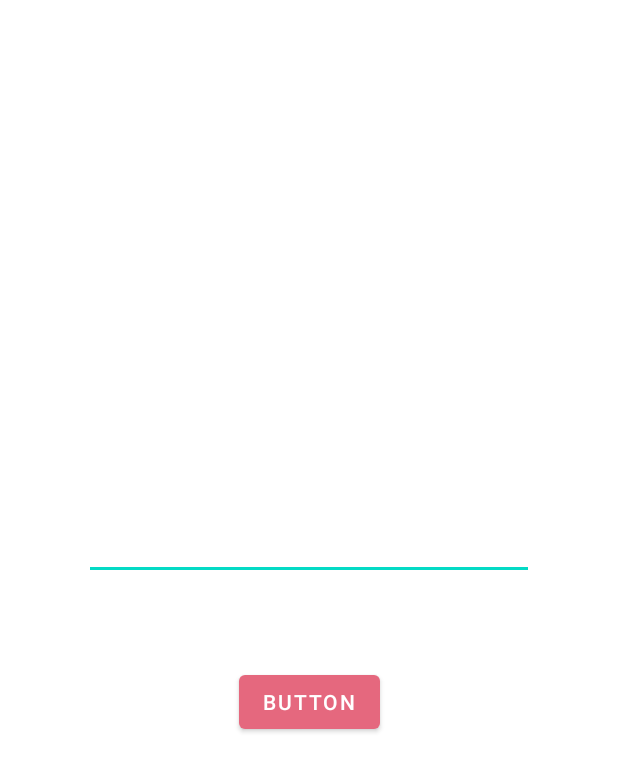
After one commit to SLA-PPSM/client, an Android app: the layout activity_set_name.xml on its own in the app's theme, with its tools: preview values and no code run, on a phone screen of 412 x 824 dp. The commit adds this screen. Shown: the top 772 px of the screen. Run offline under Robolectric (Android 15) with nearby library versions, the phone set to English and light mode, and no system bars.

Commit message:
Set name activity added, username passed to fragments

```diff
--- a/app/src/main/java/com/slappsm/android/ui/friends/FriendsFragment.java
+++ b/app/src/main/java/com/slappsm/android/ui/friends/FriendsFragment.java
@@ -12,18 +12,20 @@ import androidx.fragment.app.Fragment;
 import androidx.lifecycle.Observer;
 import androidx.lifecycle.ViewModelProvider;
 
+import com.slappsm.android.MainActivity;
 import com.slappsm.android.R;
 
 public class FriendsFragment extends Fragment {
 
     private FriendsViewModel friendsViewModel;
+    private String username;
 
     public View onCreateView(@NonNull LayoutInflater inflater,
                              ViewGroup container, Bundle savedInstanceState) {
         friendsViewModel =
                 new ViewModelProvider(this).get(FriendsViewModel.class);
         View root = inflater.inflate(R.layout.fragment_friends, container, false);
-
+        username= MainActivity.username;
         return root;
     }
 }
--- a/app/src/main/java/com/slappsm/android/ui/home/HomeFragment.java
+++ b/app/src/main/java/com/slappsm/android/ui/home/HomeFragment.java
@@ -11,6 +11,7 @@ import androidx.annotation.Nullable;
 import androidx.fragment.app.Fragment;
 import androidx.lifecycle.ViewModelProvider;
 
+import com.slappsm.android.MainActivity;
 import com.slappsm.android.R;
 import com.slappsm.android.ui.lyrics.LyricsFragment;
 
@@ -18,13 +19,13 @@ public class HomeFragment extends Fragment {
 
     private HomeViewModel homeViewModel;
     private TextView title;
-
+    private String username;
     public View onCreateView(@NonNull LayoutInflater inflater,
                              ViewGroup container, Bundle savedInstanceState) {
         homeViewModel =
                 new ViewModelProvider(this).get(HomeViewModel.class);
         View root = inflater.inflate(R.layout.fragment_home, container, false);
-
+        username= MainActivity.username;
 
         return root;
     }
@@ -33,6 +34,7 @@ public class HomeFragment extends Fragment {
         super.onViewCreated(view, savedInstanceState);
         title = getView().findViewById(R.id.textViewLyricsCurrSong);
         title.setOnClickListener(v -> showLyrics(v));
+        System.out.println(username);
     }
 
     public void showLyrics(View v) {
--- a/app/src/main/res/layout/activity_main.xml
+++ b/app/src/main/res/layout/activity_main.xml
@@ -27,6 +27,6 @@
         app:layout_constraintLeft_toLeftOf="parent"
         app:layout_constraintRight_toRightOf="parent"
         app:layout_constraintTop_toTopOf="parent"
-        app:navGraph="@navigation/mobile_navigation" />
+         />
 
 </androidx.constraintlayout.widget.ConstraintLayout>
--- /dev/null
+++ b/app/src/main/res/layout/activity_set_name.xml
@@ -0,0 +1,30 @@
+<?xml version="1.0" encoding="utf-8"?>
+<androidx.constraintlayout.widget.ConstraintLayout xmlns:android="http://schemas.android.com/apk/res/android"
+    xmlns:app="http://schemas.android.com/apk/res-auto"
+    xmlns:tools="http://schemas.android.com/tools"
+    android:layout_width="match_parent"
+    android:layout_height="match_parent"
+    tools:context=".SetNameActivity">
+
+    <Button
+        android:id="@+id/button"
+        android:layout_width="wrap_content"
+        android:layout_height="wrap_content"
+        android:layout_marginBottom="332dp"
+        android:text="Button"
+        android:onClick="saveData"
+        app:layout_constraintBottom_toBottomOf="parent"
+        app:layout_constraintEnd_toEndOf="parent"
+        app:layout_constraintStart_toStartOf="parent" />
+
+    <EditText
+        android:id="@+id/loginInp"
+        android:layout_width="300dp"
+        android:layout_height="wrap_content"
+        android:inputType="text"
+        app:layout_constraintBottom_toTopOf="@+id/button"
+        app:layout_constraintEnd_toEndOf="parent"
+        app:layout_constraintStart_toStartOf="parent"
+        app:layout_constraintTop_toTopOf="parent"
+        app:layout_constraintVertical_bias="0.856" />
+</androidx.constraintlayout.widget.ConstraintLayout>
--- a/app/src/main/res/navigation/mobile_navigation.xml
+++ b/app/src/main/res/navigation/mobile_navigation.xml
@@ -15,6 +15,7 @@
         android:id="@+id/navigation_dashboard"
         android:name="com.slappsm.android.ui.friends.FriendsFragment"
         android:label="@string/title_friends"
+
         tools:layout="@layout/fragment_friends" />
 
     <fragment
```
Also changed, not shown: app/src/main/AndroidManifest.xml (+5 -3 lines), app/src/main/java/com/slappsm/android/MainActivity.java (+18 -0 lines), app/src/main/java/com/slappsm/android/SetNameActivity.java (added, +42 -0 lines).
